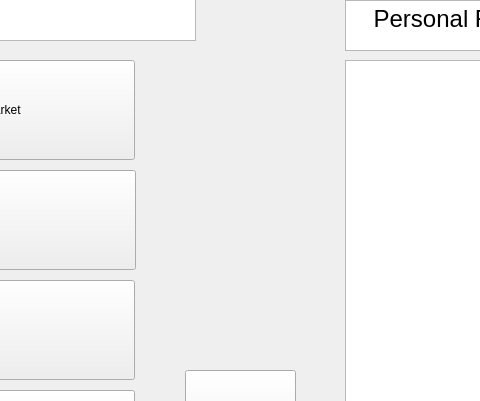
First picture: the form in windows/main_window.ui, repository sj43/hackricecryptogame, before the edit; both pictures show x 685 to 1165 and y 109 to 510 of the 1305 by 657 pixel window.
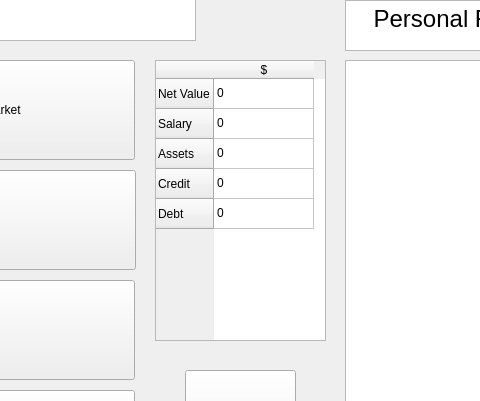
Second picture: the form after the edit.

```diff
--- a/windows/main_window.ui
+++ b/windows/main_window.ui
@@ -204,6 +204,71 @@
      <string>End Turn</string>
     </property>
    </widget>
+   <widget class="QTableWidget" name="tableWidget_2">
+    <property name="geometry">
+     <rect>
+      <x>840</x>
+      <y>150</y>
+      <width>171</width>
+      <height>281</height>
+     </rect>
+    </property>
+    <row>
+     <property name="text">
+      <string>Net Value</string>
+     </property>
+    </row>
+    <row>
+     <property name="text">
+      <string>Salary</string>
+     </property>
+    </row>
+    <row>
+     <property name="text">
+      <string>Assets</string>
+     </property>
+    </row>
+    <row>
+     <property name="text">
+      <string>Credit</string>
+     </property>
+    </row>
+    <row>
+     <property name="text">
+      <string>Debt</string>
+     </property>
+    </row>
+    <column>
+     <property name="text">
+      <string>$</string>
+     </property>
+    </column>
+    <item row="0" column="0">
+     <property name="text">
+      <string>0</string>
+     </property>
+    </item>
+    <item row="1" column="0">
+     <property name="text">
+      <string>0</string>
+     </property>
+    </item>
+    <item row="2" column="0">
+     <property name="text">
+      <string>0</string>
+     </property>
+    </item>
+    <item row="3" column="0">
+     <property name="text">
+      <string>0</string>
+     </property>
+    </item>
+    <item row="4" column="0">
+     <property name="text">
+      <string>0</string>
+     </property>
+    </item>
+   </widget>
   </widget>
   <widget class="QMenuBar" name="menubar">
    <property name="geometry">
```
